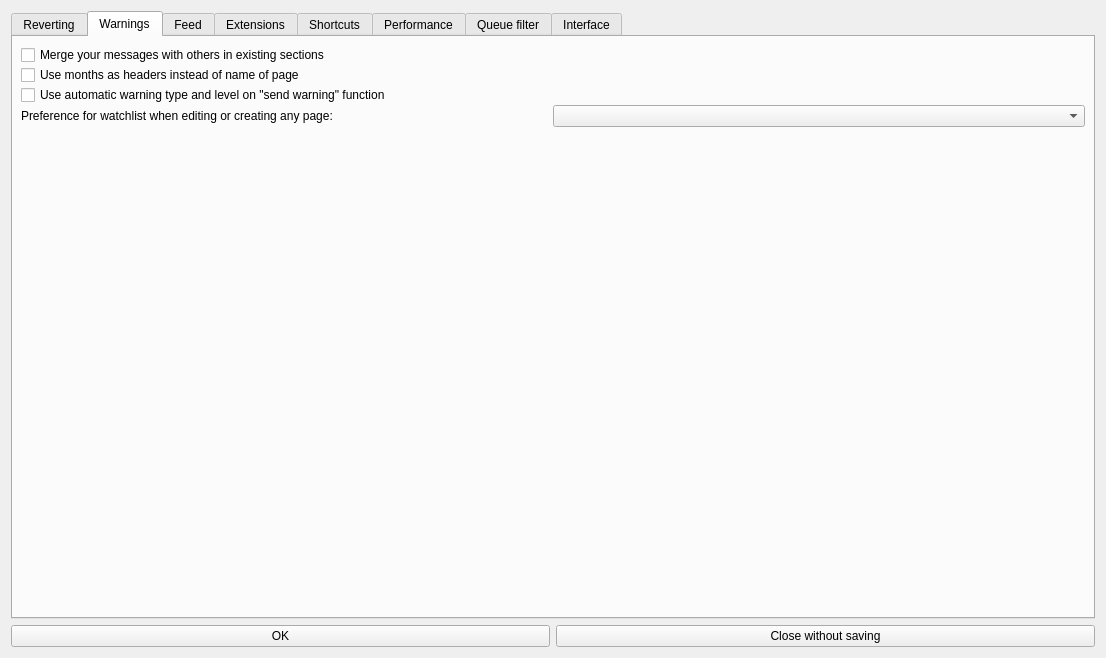
The window that huggle/preferences.ui (huggle/huggle3-qt-lx) describes before a commit, drawn with Qt 5.
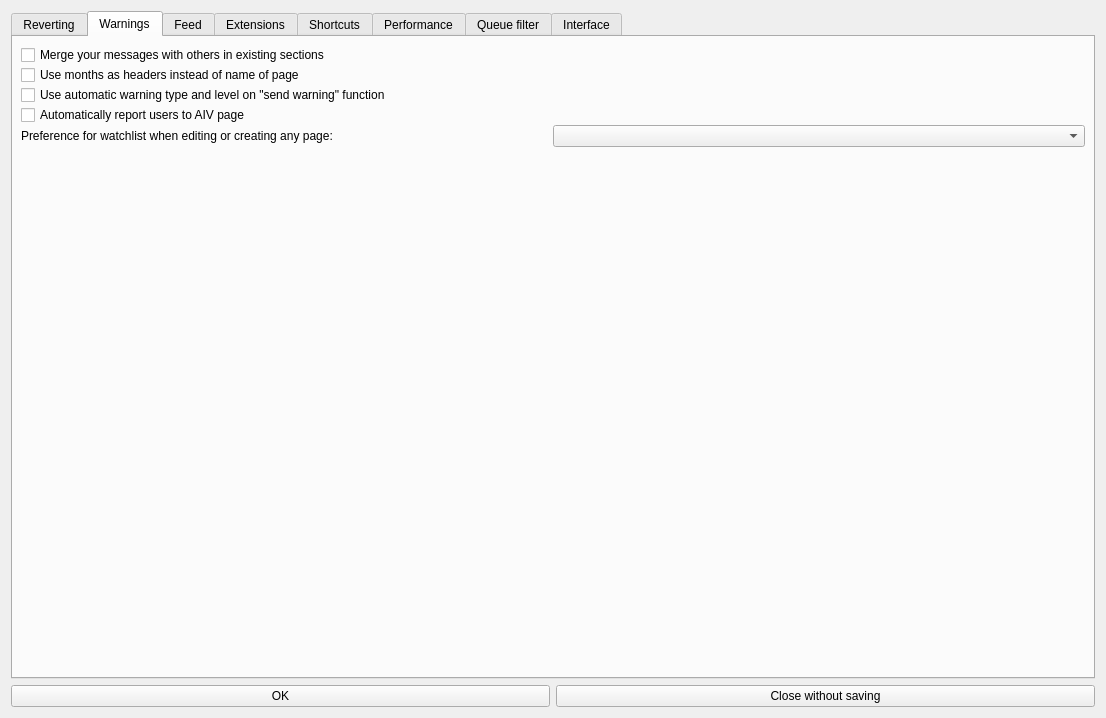
The same window after the commit. The open tabs and pages were chosen to show the change. Icons and pictures are not drawn.

Commit message: Made it possible to auto report users

Diff of the .ui file:
```diff
--- a/huggle/preferences.ui
+++ b/huggle/preferences.ui
@@ -7,7 +7,7 @@
     <x>0</x>
     <y>0</y>
     <width>1106</width>
-    <height>658</height>
+    <height>718</height>
    </rect>
   </property>
   <property name="sizePolicy">
@@ -252,6 +252,13 @@
            </property>
           </widget>
          </item>
+         <item>
+          <widget class="QCheckBox" name="checkBox_AutoReport">
+           <property name="text">
+            <string>Automatically report users to AIV page</string>
+           </property>
+          </widget>
+         </item>
          <item>
           <layout class="QHBoxLayout" name="horizontalLayout_10">
            <item>
```
The commit also changes 12 other files.
